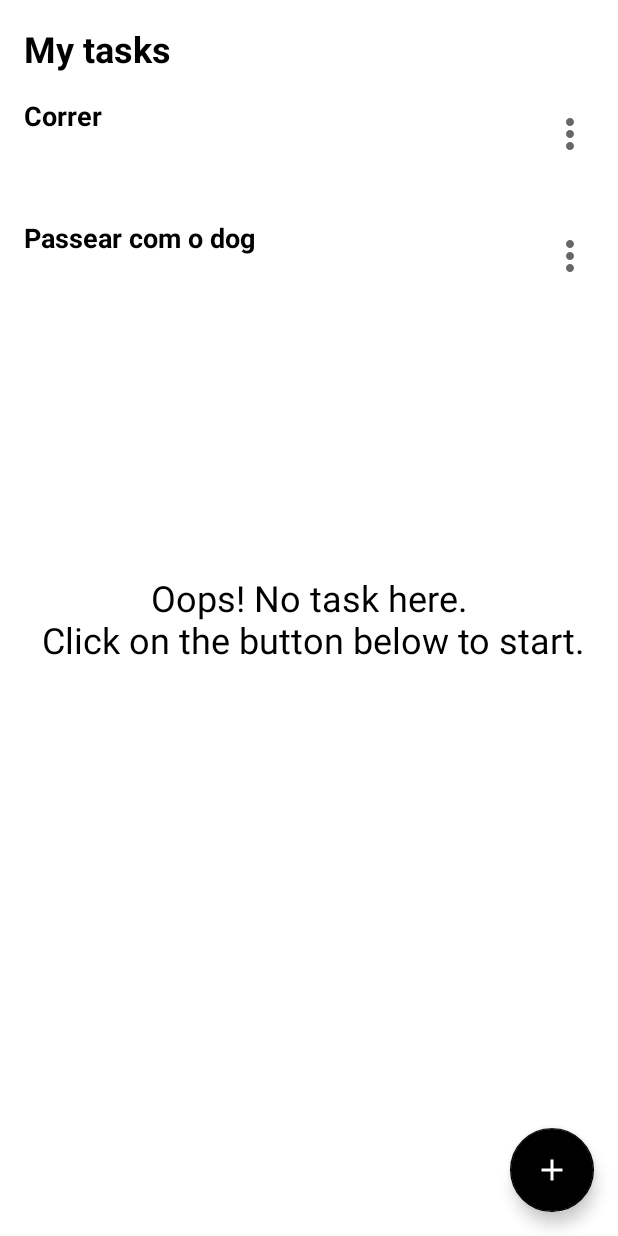
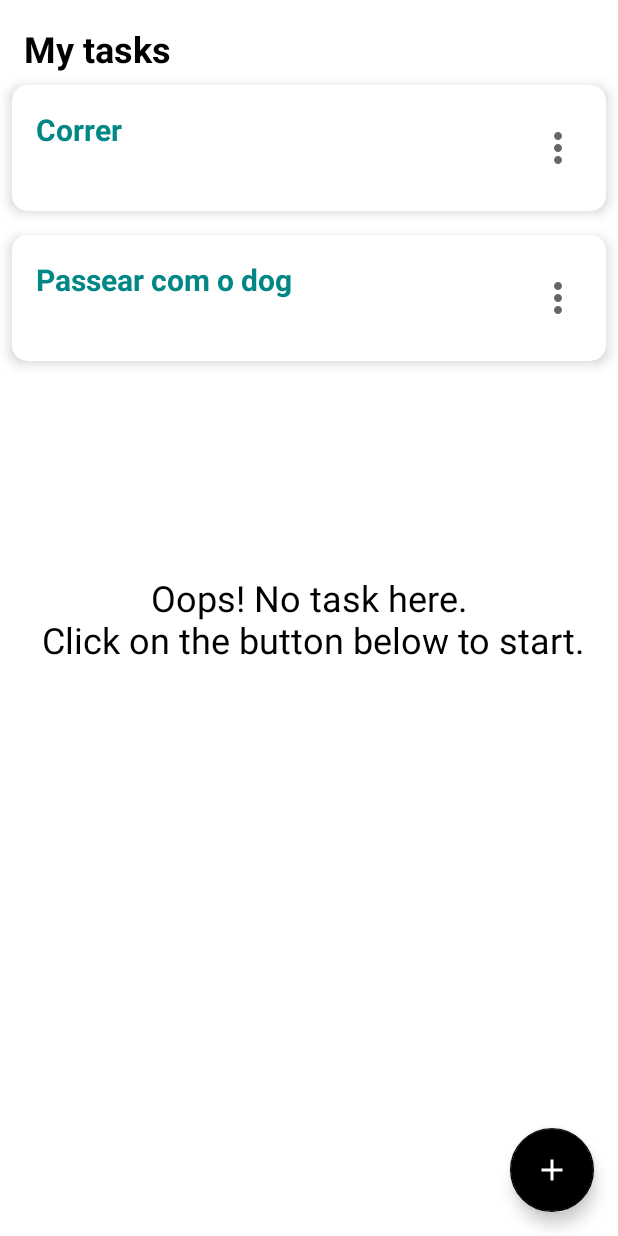
Before and after one commit to EduardoMaxwell/ToDoList, an Android app: the screen it shows after launch (MainActivity), on a phone screen of 412 x 824 dp. Run offline under Robolectric (Android 15) with nearby library versions, the phone set to English and light mode, and no system bars; our stand-ins replace Room's generated code.

Commit message:
Added textCapSentence for task title field && turn item task into CardView component

```diff
--- a/app/src/main/res/layout/activity_add_task.xml
+++ b/app/src/main/res/layout/activity_add_task.xml
@@ -43,7 +43,7 @@
         <com.google.android.material.textfield.TextInputEditText
             android:layout_width="match_parent"
             android:layout_height="wrap_content"
-            android:inputType="text" />
+            android:inputType="text|textCapSentences" />
 
     </com.google.android.material.textfield.TextInputLayout>
 
--- a/app/src/main/res/layout/item_task.xml
+++ b/app/src/main/res/layout/item_task.xml
@@ -1,17 +1,25 @@
 <?xml version="1.0" encoding="utf-8"?>
-<androidx.constraintlayout.widget.ConstraintLayout xmlns:android="http://schemas.android.com/apk/res/android"
+<com.google.android.material.card.MaterialCardView xmlns:android="http://schemas.android.com/apk/res/android"
     xmlns:app="http://schemas.android.com/apk/res-auto"
     xmlns:tools="http://schemas.android.com/tools"
     android:layout_width="match_parent"
     android:layout_height="wrap_content"
-    android:layout_margin="16dp">
+    android:layout_margin="8dp"
+    app:cardElevation="5dp"
+    app:cardCornerRadius="10dp">
+
+
+    <androidx.constraintlayout.widget.ConstraintLayout
+        android:layout_width="match_parent"
+        android:padding="16dp"
+        android:layout_height="wrap_content">
 
         <TextView
             android:id="@+id/tvTitle"
             android:layout_width="wrap_content"
             android:layout_height="wrap_content"
-        android:textColor="@color/black"
-        android:textSize="18sp"
+            android:textColor="@color/teal_700"
+            android:textSize="20sp"
             android:textStyle="bold"
             app:layout_constraintStart_toStartOf="parent"
             app:layout_constraintTop_toTopOf="parent"
@@ -37,3 +45,4 @@
             app:srcCompat="@drawable/ic_more" />
 
     </androidx.constraintlayout.widget.ConstraintLayout>
+</com.google.android.material.card.MaterialCardView>
```
Lines whose indentation alone changed are shown as unchanged.
